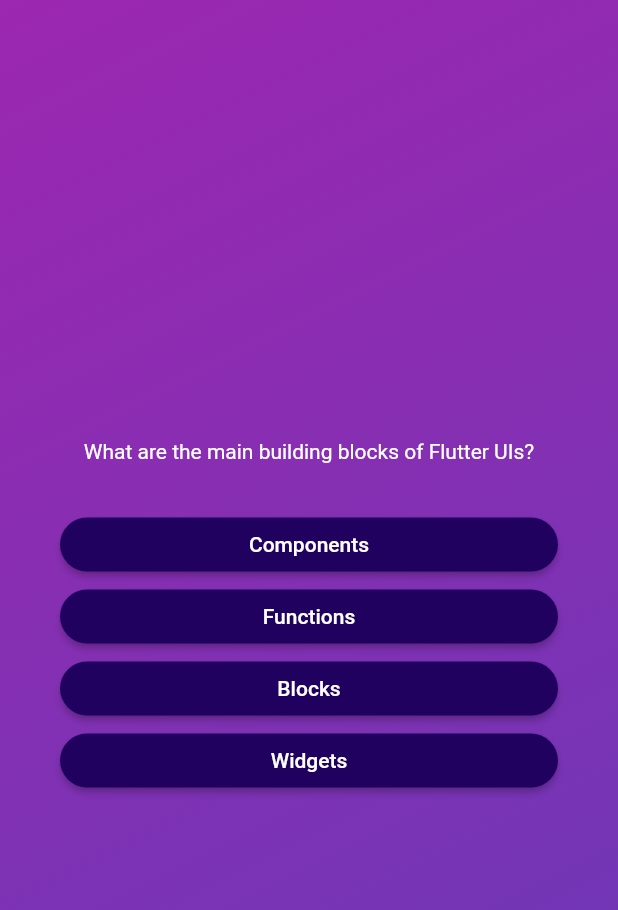
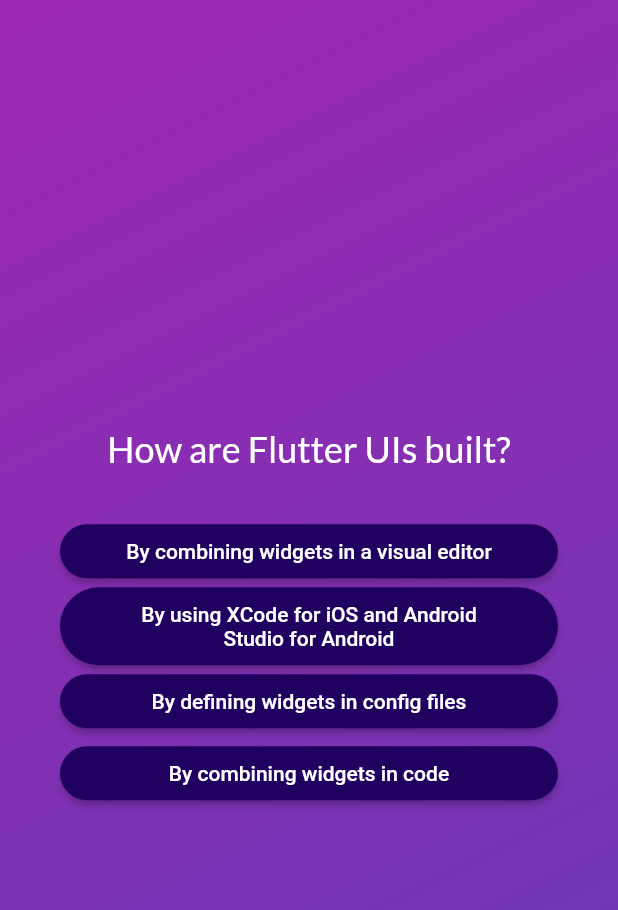
Before and after one commit to angabar/formacio, a Flutter app: the screen it shows after launch, after a tap on "Enter the quiz", after a tap on "Components", on a phone screen of 412 x 824 dp. Shown: the top 910 px of the screen. Run offline on Flutter 3.47's test engine with Material 2 defaults, Android fonts, the phone set to English and light mode, and no system bars; our stand-ins replace google_fonts.

Commit message:
More code

```diff
--- a/flutter/quiz_app/lib/answer_button.dart
+++ b/flutter/quiz_app/lib/answer_button.dart
@@ -25,7 +25,10 @@
           borderRadius: BorderRadius.circular(50),
         ),
       ),
-      child: Text(text),
+      child: Text(
+        text,
+        textAlign: TextAlign.center,
+      ),
     );
   }
 }
--- a/flutter/quiz_app/lib/questions_screen.dart
+++ b/flutter/quiz_app/lib/questions_screen.dart
@@ -1,10 +1,16 @@
 import 'package:flutter/material.dart';
+import 'package:google_fonts/google_fonts.dart';
 import 'package:quiz_app/answer_button.dart';
 import 'package:quiz_app/data/questions.dart';
 import 'package:quiz_app/models/quiz_question.dart';
 
 class QuestionsScreen extends StatefulWidget {
-  const QuestionsScreen({super.key});
+  const QuestionsScreen({
+    super.key,
+    required this.chooseAnswer,
+  });
+
+  final void Function(String answer) chooseAnswer;
 
   @override
   State<QuestionsScreen> createState() {
@@ -13,10 +19,20 @@
 }
 
 class _QuestionsScreenState extends State<QuestionsScreen> {
-  final QuizQuestion currentQuestion = questions[0];
+  int questionIndex = 0;
+
+  void answerQuestion(String answer) {
+    widget.chooseAnswer(answer);
+
+    setState(() {
+      questionIndex++;
+    });
+  }
 
   @override
   Widget build(BuildContext context) {
+    QuizQuestion currentQuestion = questions[questionIndex];
+
     return SizedBox(
       width: double.infinity,
       child: Column(
@@ -24,8 +40,10 @@
         children: [
           Text(
             currentQuestion.text,
-            style: const TextStyle(
+            textAlign: TextAlign.center,
+            style: GoogleFonts.lato(
               color: Colors.white,
+              fontSize: 24,
             ),
           ),
           Container(
@@ -40,7 +58,9 @@
                   currentQuestion.getShuffledAnswers().map((singleAnswer) {
                 return AnswerButton(
                   text: singleAnswer,
-                  onPress: () {},
+                  onPress: () {
+                    answerQuestion(singleAnswer);
+                  },
                 );
               }).toList(),
             ),
--- a/flutter/quiz_app/lib/quiz.dart
+++ b/flutter/quiz_app/lib/quiz.dart
@@ -1,5 +1,7 @@
 import 'package:flutter/material.dart';
+import 'package:quiz_app/data/questions.dart';
 import 'package:quiz_app/questions_screen.dart';
+import 'package:quiz_app/results_screen.dart';
 
 import 'package:quiz_app/start_screen.dart';
 
@@ -13,6 +15,7 @@
 }
 
 class _QuizState extends State<Quiz> {
+  List<String> selectedAnswers = [];
   String activeScreen = 'start-screen';
 
   // @override
@@ -32,12 +35,27 @@
     });
   }
 
+  void chooseAnswer(String answer) {
+    selectedAnswers.add(answer);
+
+    if (selectedAnswers.length == questions.length) {
+      setState(() {
+        activeScreen = 'results-screen';
+        selectedAnswers = [];
+      });
+    }
+  }
+
   @override
   Widget build(BuildContext context) {
     Widget screenWidget = StartScreen(switchScreen: switchScreen);
 
     if (activeScreen == 'questions-screen') {
-      screenWidget = const QuestionsScreen();
+      screenWidget = QuestionsScreen(chooseAnswer: chooseAnswer);
+    }
+
+    if (activeScreen == 'results-screen') {
+      screenWidget = ResultsScreen(selectedAnswers: selectedAnswers);
     }
 
     return MaterialApp(
--- a/flutter/quiz_app/pubspec.yaml
+++ b/flutter/quiz_app/pubspec.yaml
@@ -35,6 +35,7 @@
   # The following adds the Cupertino Icons font to your application.
   # Use with the CupertinoIcons class for iOS style icons.
   cupertino_icons: ^1.0.2
+  google_fonts: ^4.0.5
 
 dev_dependencies:
   flutter_test:
```
Also changed, not shown: flutter/quiz_app/lib/results_screen.dart (added, +37 -0 lines), flutter/quiz_app/pubspec.lock, 1 other file.
